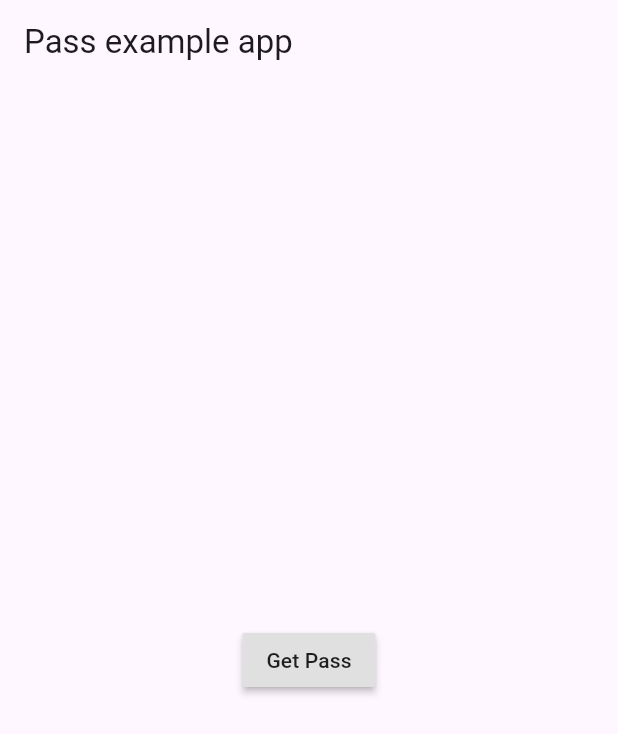
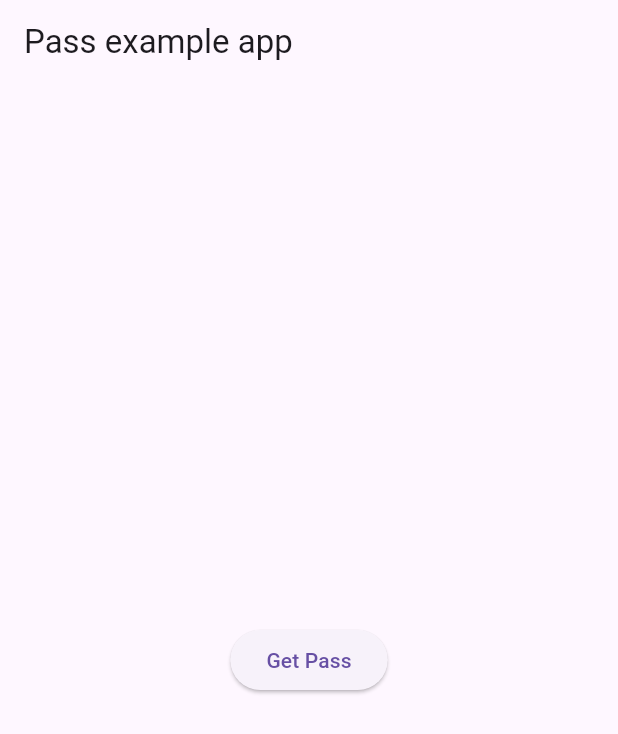
Before and after one commit to alaashahin1/flutter-apple-wallet-plugin, a Flutter app: the screen it shows after launch, on a phone screen of 412 x 824 dp. Shown: the top 734 px of the screen. Run offline on Flutter 3.47's test engine with Material 3 defaults, Android fonts, the phone set to English and light mode, and no system bars; our stand-ins replace dio.

Commit message:
Update package to support null safety

```diff
--- a/example/lib/main.dart
+++ b/example/lib/main.dart
@@ -31,10 +31,10 @@ class _MyAppState extends State<MyApp> {
     if (response.data != null) {
       try {
         var result =
-            await Wallet.presentAddPassViewController(pkpass: response.data);
+            await Wallet.presentAddPassViewController(pkpass: response.data!);
         print(result);
       } catch (e) {
-        print(e.message);
+        print(e.toString());
       }
     } else {}
   }
@@ -47,7 +47,7 @@ class _MyAppState extends State<MyApp> {
           title: const Text('Pass example app'),
         ),
         body: Center(
-          child: RaisedButton(
+          child: ElevatedButton(
             child: Text("Get Pass"),
             onPressed: () {
               getPass();
--- a/example/pubspec.yaml
+++ b/example/pubspec.yaml
@@ -6,12 +6,12 @@ description: Demonstrates how to use the wallet plugin.
 publish_to: 'none' # Remove this line if you wish to publish to pub.dev
 
 environment:
-  sdk: ">=2.7.0 <3.0.0"
+  sdk: ">=2.12.0 <3.0.0"
 
 dependencies:
   flutter:
     sdk: flutter
-  dio: ^3.0.9
+  dio: ^5.5.0+1
 
   wallet:
     # When depending on this package from a real application you should use:
@@ -23,7 +23,7 @@ dependencies:
 
   # The following adds the Cupertino Icons font to your application.
   # Use with the CupertinoIcons class for iOS style icons.
-  cupertino_icons: ^0.1.3
+  cupertino_icons: ^1.0.8
 
 dev_dependencies:
   flutter_test:
--- a/lib/wallet.dart
+++ b/lib/wallet.dart
@@ -1,13 +1,13 @@
 import 'dart:async';
 import 'dart:io';
-import 'package:meta/meta.dart';
+
 import 'package:flutter/services.dart';
 
 class Wallet {
-  static const MethodChannel _channel = const MethodChannel('wallet');
+  static const MethodChannel _channel = MethodChannel('wallet');
 
   static Future<bool> presentAddPassViewController(
-      {@required List<int> pkpass}) async {
+      {required List<int> pkpass}) async {
     if (!Platform.isIOS) return Future.value(false);
     final bool result = await _channel.invokeMethod(
         'presentAddPassViewController', <String, dynamic>{'pkpass': pkpass});
--- a/pubspec.yaml
+++ b/pubspec.yaml
@@ -1,11 +1,10 @@
 name: wallet
 description: Plugin for Apple wallet
 version: 1.0.1
-author: Jordy Gonzalez
 homepage: n/a
 
 environment:
-  sdk: ">=2.7.0 <3.0.0"
+  sdk: ">=2.12.0 <3.0.0"
   flutter: ">=1.10.0"
 
 dependencies:
```
Also changed, not shown: example/pubspec.lock, pubspec.lock.
